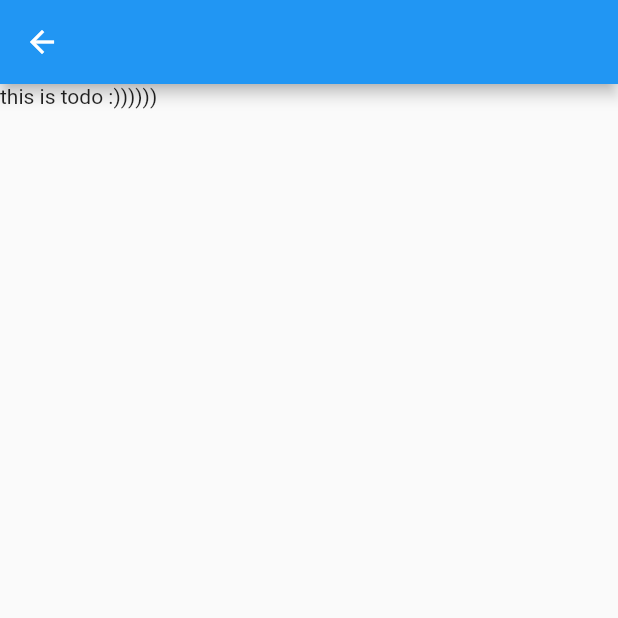
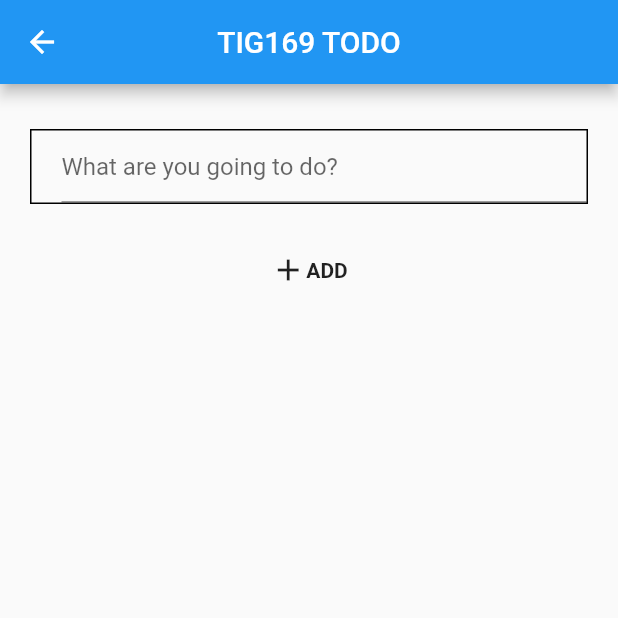
Before and after one commit to gu-tig169-ht21/gusskinsa, a Flutter app: the screen it shows after launch, after a tap on the "add" icon, on a phone screen of 412 x 824 dp, the top half of it. Run offline on Flutter 3.47's test engine with Material 2 defaults, Android fonts, the phone set to English and light mode, and no system bars.

Commit message:
updated secondpage

```diff
--- a/lib/main.dart
+++ b/lib/main.dart
@@ -15,8 +15,20 @@ class MyApp extends StatelessWidget {
         primarySwatch: Colors.blue,
       ),
       home: const MyHomePage(
-        title: 'TIG169 TODO',
+        title: 'TIG169 TOdDO',
       ),
+    );
+  }
+}
+
+class myAppBar extends AppBar {
+  Widget build(BuildContext) {
+    return AppBar(
+      centerTitle: true,
+      title: Text('TIG169 TODO'),
+      actions: <Widget>[
+        IconButton(onPressed: () {}, icon: Icon(Icons.more_vert)),
+      ],
     );
   }
 }
@@ -41,7 +53,11 @@ class _MyHomePageState extends State<MyHomePage> {
     return Scaffold(
       appBar: AppBar(
         centerTitle: true,
-        title: Text(widget.title),
+        //title: Text(widget.title),
+        title: Text('TIG169 TODO'),
+        actions: <Widget>[
+          IconButton(onPressed: () {}, icon: Icon(Icons.more_vert)),
+        ],
       ),
       body: Center(
         child: ListView(
@@ -81,7 +97,7 @@ class _MyHomePageState extends State<MyHomePage> {
         title: Text(todo),
         trailing: IconButton(
           onPressed: () {},
-          icon: Icon(Icons.close),
+          icon: const Icon(Icons.close),
         ),
       ),
     );
@@ -97,11 +113,11 @@ class _MyHomePageState extends State<MyHomePage> {
         ),
         title: Text(
           todo,
-          style: TextStyle(decoration: TextDecoration.lineThrough),
+          style: const TextStyle(decoration: TextDecoration.lineThrough),
         ),
         trailing: IconButton(
           onPressed: () {},
-          icon: Icon(Icons.close),
+          icon: const Icon(Icons.close),
         ),
       ),
     );
@@ -111,14 +127,51 @@ class _MyHomePageState extends State<MyHomePage> {
 class SecondView extends StatelessWidget {
   Widget build(BuildContext) {
     return Scaffold(
-      appBar: AppBar(),
-      body: _taskTODO(),
+      appBar: AppBar(
+        centerTitle: true,
+        title: const Text('TIG169 TODO'),
+      ),
+      body: Center(
+        child: Column(
+          children: [
+            _addTask(),
+            Container(
+              height: 32,
+            ),
+            _addButton(),
+          ],
+        ),
+      ),
     );
   }
 
-  Widget _taskTODO() {
+  Widget _addTask() {
     return Container(
-      child: Text('this is todo :))))))'),
+      margin: EdgeInsets.only(top: 30, left: 20, right: 20),
+      decoration: BoxDecoration(border: Border.all(color: Colors.black)),
+      child: const Padding(
+        padding: EdgeInsets.only(left: 20),
+        child: TextField(
+          decoration: InputDecoration(
+            hintText: 'What are you going to do?',
+          ),
+        ),
+      ),
+    );
+  }
+
+  Widget _addButton() {
+    return Row(
+      mainAxisAlignment: MainAxisAlignment.center,
+      children: [
+        Container(
+          child: Icon(Icons.add),
+        ),
+        Text(
+          'ADD',
+          style: TextStyle(fontWeight: FontWeight.bold),
+        ),
+      ],
     );
   }
 }
```
